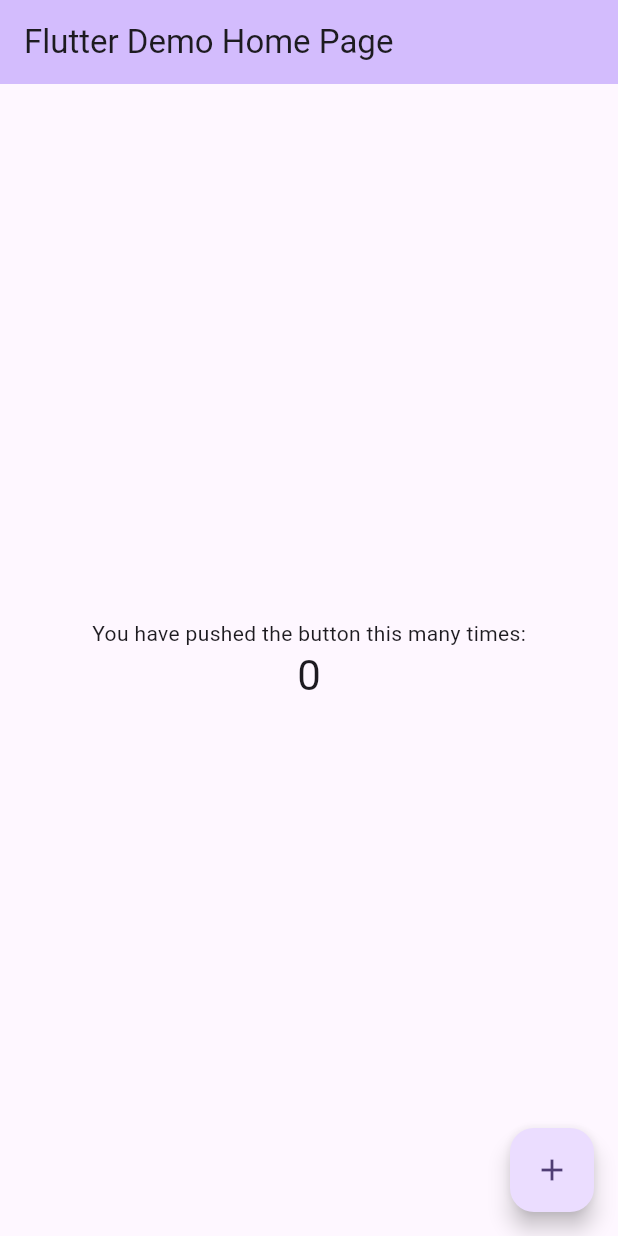
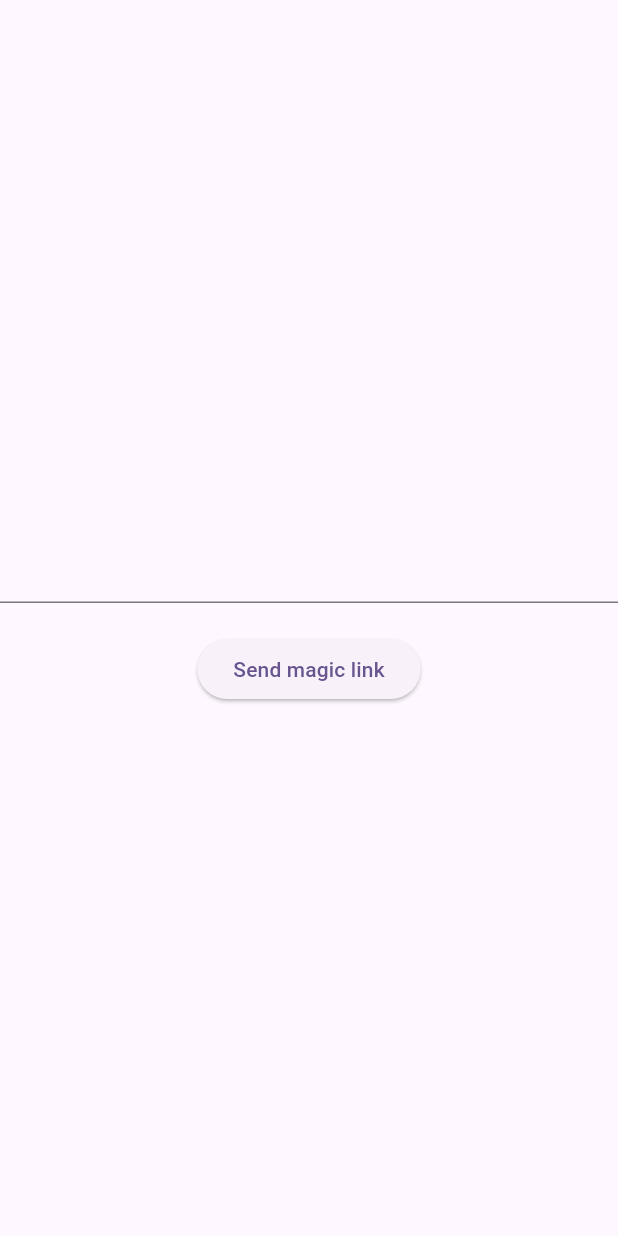
Before and after one commit to ketanvishwakarma/flutter_shorts, a Flutter app: the screen it shows after launch, on a phone screen of 412 x 824 dp. Run offline on Flutter 3.47's test engine with Material 2 defaults, Android fonts, the phone set to English and light mode, and no system bars; our stand-ins replace flutter_riverpod, riverpod_annotation, supabase_flutter; accounts and stored records are empty; generated files the repository leaves out were written again.

Commit message:
Add: Basic auth feature

```diff
--- /dev/null
+++ b/lib/features/auth/presentation/sign_in/sing_in_screen.dart
@@ -0,0 +1,51 @@
+import 'dart:developer';
+
+import 'package:flutter/material.dart';
+import 'package:flutter_riverpod/flutter_riverpod.dart';
+import 'package:flutter_shorts/features/auth/presentation/sign_in/sign_in_controller.dart';
+
+class SignInScreen extends ConsumerStatefulWidget {
+  const SignInScreen({super.key});
+
+  @override
+  ConsumerState<SignInScreen> createState() => _SignInScreenState();
+}
+
+class _SignInScreenState extends ConsumerState<SignInScreen> {
+  final _emailEC = TextEditingController();
+
+  @override
+  Widget build(BuildContext context) {
+    ref.listen(signInControllerProvider, (_, state) {
+      // Show error and progress
+    });
+    return Scaffold(
+      body: Center(
+        child: Column(
+          mainAxisAlignment: MainAxisAlignment.center,
+          children: [
+            TextFormField(
+              controller: _emailEC,
+            ),
+            const SizedBox(
+              height: 20,
+            ),
+            ElevatedButton(
+              onPressed: () async {
+                final signInController =
+                    ref.read(signInControllerProvider.notifier);
+                final success = await signInController.sendMagicLink(
+                  email: _emailEC.text.trim(),
+                );
+                if (success) {
+                  log('Email sent');
+                }
+              },
+              child: const Text('Send magic link'),
+            )
+          ],
+        ),
+      ),
+    );
+  }
+}
--- a/lib/main.dart
+++ b/lib/main.dart
@@ -1,5 +1,7 @@
 import 'package:flutter/material.dart';
 import 'package:flutter_riverpod/flutter_riverpod.dart';
+import 'package:flutter_shorts/features/auth/data/auth_repository.dart';
+import 'package:flutter_shorts/features/auth/presentation/sign_in/sing_in_screen.dart';
 import 'package:supabase_flutter/supabase_flutter.dart';
 
 Future<void> main() async {
@@ -19,60 +21,49 @@ class MyApp extends StatelessWidget {
   @override
   Widget build(BuildContext context) {
     return MaterialApp(
-      title: 'Flutter Demo',
+      title: 'FlutterShorts',
       theme: ThemeData(
         colorScheme: ColorScheme.fromSeed(seedColor: Colors.deepPurple),
         useMaterial3: true,
       ),
-      home: const MyHomePage(title: 'Flutter Demo Home Page'),
+      themeMode: ThemeMode.dark,
+      home: const AuthWrapper(),
     );
   }
 }
 
-class MyHomePage extends StatefulWidget {
-  const MyHomePage({required this.title, super.key});
-
-  final String title;
+class AuthWrapper extends ConsumerWidget {
+  const AuthWrapper({super.key});
 
   @override
-  State<MyHomePage> createState() => _MyHomePageState();
-}
-
-class _MyHomePageState extends State<MyHomePage> {
-  int _counter = 0;
-
-  void _incrementCounter() {
-    setState(() {
-      _counter++;
-    });
-  }
-
-  @override
-  Widget build(BuildContext context) {
+  Widget build(BuildContext context, WidgetRef ref) {
+    return ref.watch(authStateChangesProvider).maybeWhen(
+      data: (data) {
+        if (data != null) {
           return Scaffold(
-      appBar: AppBar(
-        backgroundColor: Theme.of(context).colorScheme.inversePrimary,
-        title: Text(widget.title),
-      ),
             body: Center(
               child: Column(
                 mainAxisAlignment: MainAxisAlignment.center,
-          children: <Widget>[
-            const Text(
-              'You have pushed the button this many times:',
-            ),
-            Text(
-              '$_counter',
-              style: Theme.of(context).textTheme.headlineMedium,
-            ),
+                children: [
+                  const Text('Hello world'),
+                  ElevatedButton(
+                    onPressed: () async {
+                      final authRepository = ref.read(authRepositoryProvider);
+                      await authRepository.signOut();
+                    },
+                    child: const Text('SignOut'),
+                  )
                 ],
               ),
             ),
-      floatingActionButton: FloatingActionButton(
-        onPressed: _incrementCounter,
-        tooltip: 'Increment',
-        child: const Icon(Icons.add),
-      ),
+          );
+        } else {
+          return const SignInScreen();
+        }
+      },
+      orElse: () {
+        return const SignInScreen();
+      },
     );
   }
 }
```
Also changed, not shown: lib/features/auth/data/auth_repository.dart (added, +40 -0 lines), lib/features/auth/presentation/sign_in/sign_in_controller.dart (added, +25 -0 lines), lib/features/auth/data/auth_repository.g.dart (added), lib/features/auth/presentation/sign_in/sign_in_controller.g.dart (added). Lines whose indentation alone changed are shown as unchanged.
